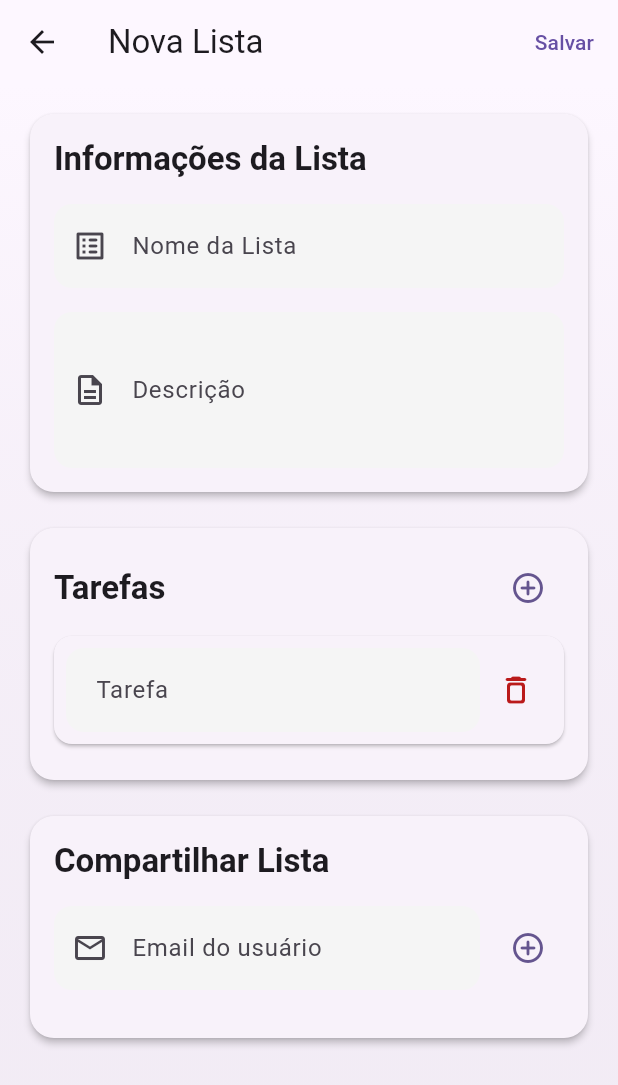
After one commit to Atila-Macedo/tarefas_compartilhadas, a Flutter app: the NewListScreen screen opened directly, after a tap on the "add circle outline" icon, on a phone screen of 412 x 824 dp. The commit adds this screen. Shown: the top 1085 px of the screen. Run offline on Flutter 3.47's test engine with Material 3 defaults, Android fonts, the light colour scheme and no system bars.

Commit message:
feat: nova funcionalidade

```diff
--- a/lib/screens/home/home_screen.dart
+++ b/lib/screens/home/home_screen.dart
@@ -2,6 +2,7 @@ import 'package:flutter/material.dart';
 import '../../utils/app_routes.dart';
 import '../../widgets/app_scaffold.dart';
 import '../task_list/task_list_screen.dart';
+import '../task_list/new_list_screen.dart';
 
 class HomeScreen extends StatelessWidget {
   const HomeScreen({super.key});
@@ -13,7 +14,12 @@ class HomeScreen extends StatelessWidget {
       currentIndex: 0,
       floatingActionButton: FloatingActionButton.extended(
         onPressed: () {
-          // TODO: Implementar criação de nova lista
+          Navigator.push(
+            context,
+            MaterialPageRoute(
+              builder: (context) => const NewListScreen(),
+            ),
+          );
         },
         icon: const Icon(Icons.add),
         label: const Text('Nova Lista'),
--- /dev/null
+++ b/lib/screens/task_list/new_list_screen.dart
@@ -0,0 +1,261 @@
+import 'package:flutter/material.dart';
+
+class NewListScreen extends StatefulWidget {
+  const NewListScreen({super.key});
+
+  @override
+  State<NewListScreen> createState() => _NewListScreenState();
+}
+
+class _NewListScreenState extends State<NewListScreen> {
+  final _formKey = GlobalKey<FormState>();
+  final _nameController = TextEditingController();
+  final _descriptionController = TextEditingController();
+  final _emailController = TextEditingController();
+  final List<String> _sharedUsers = [];
+  final List<Map<String, dynamic>> _tasks = [];
+
+  @override
+  void dispose() {
+    _nameController.dispose();
+    _descriptionController.dispose();
+    _emailController.dispose();
+    super.dispose();
+  }
+
+  void _addTask() {
+    setState(() {
+      _tasks.add({
+        'title': '',
+        'description': '',
+        'isCompleted': false,
+      });
+    });
+  }
+
+  void _removeTask(int index) {
+    setState(() {
+      _tasks.removeAt(index);
+    });
+  }
+
+  void _addSharedUser() {
+    if (_emailController.text.isNotEmpty) {
+      setState(() {
+        _sharedUsers.add(_emailController.text);
+        _emailController.clear();
+      });
+    }
+  }
+
+  void _removeSharedUser(String email) {
+    setState(() {
+      _sharedUsers.remove(email);
+    });
+  }
+
+  void _saveList() {
+    if (_formKey.currentState!.validate()) {
+      // TODO: Implementar salvamento da lista
+      Navigator.pop(context);
+    }
+  }
+
+  @override
+  Widget build(BuildContext context) {
+    return Scaffold(
+      appBar: AppBar(
+        title: const Text('Nova Lista'),
+        actions: [
+          TextButton(
+            onPressed: _saveList,
+            child: const Text('Salvar'),
+          ),
+        ],
+      ),
+      body: Container(
+        decoration: BoxDecoration(
+          gradient: LinearGradient(
+            begin: Alignment.topCenter,
+            end: Alignment.bottomCenter,
+            colors: [
+              Theme.of(context).colorScheme.surface,
+              Theme.of(context).colorScheme.surfaceVariant.withOpacity(0.5),
+            ],
+          ),
+        ),
+        child: Form(
+          key: _formKey,
+          child: ListView(
+            padding: const EdgeInsets.all(16.0),
+            children: [
+              Card(
+                elevation: 2,
+                shape: RoundedRectangleBorder(
+                  borderRadius: BorderRadius.circular(16),
+                ),
+                child: Padding(
+                  padding: const EdgeInsets.all(16.0),
+                  child: Column(
+                    crossAxisAlignment: CrossAxisAlignment.start,
+                    children: [
+                      Text(
+                        'Informações da Lista',
+                        style: Theme.of(context).textTheme.titleLarge?.copyWith(
+                              fontWeight: FontWeight.bold,
+                            ),
+                      ),
+                      const SizedBox(height: 16),
+                      TextFormField(
+                        controller: _nameController,
+                        decoration: const InputDecoration(
+                          labelText: 'Nome da Lista',
+                          prefixIcon: Icon(Icons.list_alt_rounded),
+                        ),
+                        validator: (value) {
+                          if (value == null || value.isEmpty) {
+                            return 'Por favor, insira um nome para a lista';
+                          }
+                          return null;
+                        },
+                      ),
+                      const SizedBox(height: 16),
+                      TextFormField(
+                        controller: _descriptionController,
+                        decoration: const InputDecoration(
+                          labelText: 'Descrição',
+                          prefixIcon: Icon(Icons.description_outlined),
+                        ),
+                        maxLines: 3,
+                      ),
+                    ],
+                  ),
+                ),
+              ),
+              const SizedBox(height: 16),
+              Card(
+                elevation: 2,
+                shape: RoundedRectangleBorder(
+                  borderRadius: BorderRadius.circular(16),
+                ),
+                child: Padding(
+                  padding: const EdgeInsets.all(16.0),
+                  child: Column(
+                    crossAxisAlignment: CrossAxisAlignment.start,
+                    children: [
+                      Row(
+                        mainAxisAlignment: MainAxisAlignment.spaceBetween,
+                        children: [
+                          Text(
+                            'Tarefas',
+                            style: Theme.of(context).textTheme.titleLarge?.copyWith(
+                                  fontWeight: FontWeight.bold,
+                                ),
+                          ),
+                          IconButton(
+                            onPressed: _addTask,
+                            icon: const Icon(Icons.add_circle_outline_rounded),
+                            color: Theme.of(context).colorScheme.primary,
+                          ),
+                        ],
+                      ),
+                      const SizedBox(height: 8),
+                      ..._tasks.asMap().entries.map((entry) {
+                        final index = entry.key;
+                        final task = entry.value;
+                        return Card(
+                          margin: const EdgeInsets.only(bottom: 8),
+                          child: Padding(
+                            padding: const EdgeInsets.all(8.0),
+                            child: Row(
+                              children: [
+                                Expanded(
+                                  child: TextFormField(
+                                    initialValue: task['title'],
+                                    decoration: const InputDecoration(
+                                      labelText: 'Tarefa',
+                                      border: InputBorder.none,
+                                    ),
+                                    onChanged: (value) {
+                                      task['title'] = value;
+                                    },
+                                  ),
+                                ),
+                                IconButton(
+                                  icon: const Icon(Icons.delete_outline_rounded),
+                                  color: Theme.of(context).colorScheme.error,
+                                  onPressed: () => _removeTask(index),
+                                ),
+                              ],
+                            ),
+                          ),
+                        );
+                      }).toList(),
+                    ],
+                  ),
+                ),
+              ),
+              const SizedBox(height: 16),
+              Card(
+                elevation: 2,
+                shape: RoundedRectangleBorder(
+                  borderRadius: BorderRadius.circular(16),
+                ),
+                child: Padding(
+                  padding: const EdgeInsets.all(16.0),
+                  child: Column(
+                    crossAxisAlignment: CrossAxisAlignment.start,
+                    children: [
+                      Text(
+                        'Compartilhar Lista',
+                        style: Theme.of(context).textTheme.titleLarge?.copyWith(
+                              fontWeight: FontWeight.bold,
+                            ),
+                      ),
+                      const SizedBox(height: 16),
+                      Row(
+                        children: [
+                          Expanded(
+                            child: TextFormField(
+                              controller: _emailController,
+                              decoration: const InputDecoration(
+                                labelText: 'Email do usuário',
+                                prefixIcon: Icon(Icons.email_outlined),
+                              ),
+                              keyboardType: TextInputType.emailAddress,
+                            ),
+                          ),
+                          const SizedBox(width: 8),
+                          IconButton(
+                            onPressed: _addSharedUser,
+                            icon: const Icon(Icons.add_circle_outline_rounded),
+                            color: Theme.of(context).colorScheme.primary,
+                          ),
+                        ],
+                      ),
+                      const SizedBox(height: 16),
+                      ..._sharedUsers.map((email) {
+                        return Card(
+                          margin: const EdgeInsets.only(bottom: 8),
+                          child: ListTile(
+                            leading: const Icon(Icons.person_outline_rounded),
+                            title: Text(email),
+                            trailing: IconButton(
+                              icon: const Icon(Icons.remove_circle_outline_rounded),
+                              color: Theme.of(context).colorScheme.error,
+                              onPressed: () => _removeSharedUser(email),
+                            ),
+                          ),
+                        );
+                      }).toList(),
+                    ],
+                  ),
+                ),
+              ),
+            ],
+          ),
+        ),
+      ),
+    );
+  }
+}
```
